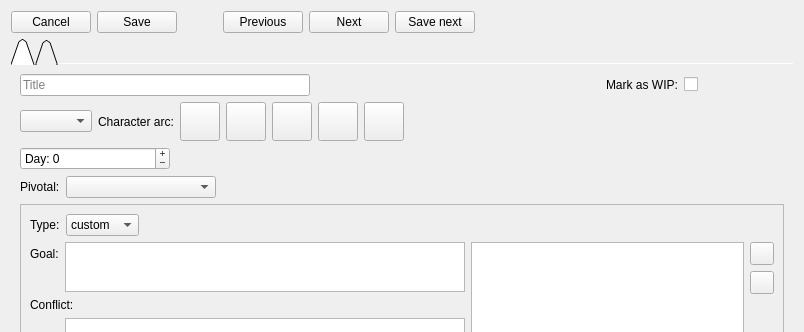
Before: the Qt Designer form ui/scene_editor.ui in zkovari/plotlyst, drawn with Qt 5; both pictures show x 0 to 804 and y 0 to 332 of the 804 by 678 pixel window.
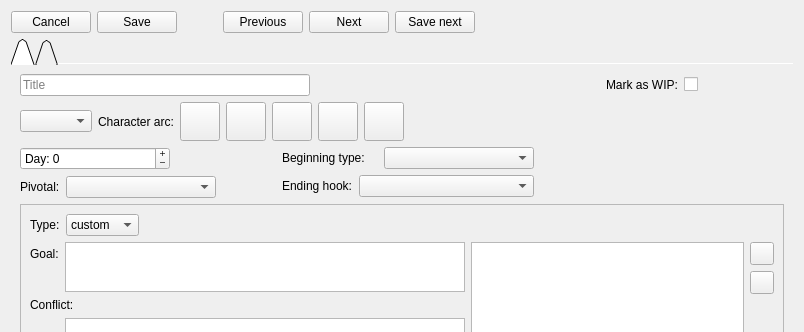
After: the same form once the commit is applied. Custom widgets are drawn as their Qt base class.

Commit message: Add scene beginning_type, ending_hook, and notes

The edit to the form file:
```diff
--- a/ui/scene_editor.ui
+++ b/ui/scene_editor.ui
@@ -121,7 +121,7 @@
       <attribute name="title">
        <string/>
       </attribute>
-      <layout class="QVBoxLayout" name="verticalLayout_2">
+      <layout class="QVBoxLayout" name="verticalLayout_6">
        <item>
         <layout class="QHBoxLayout" name="horizontalLayout_5">
          <item>
@@ -326,6 +326,10 @@
         </layout>
        </item>
        <item>
+        <layout class="QHBoxLayout" name="horizontalLayout_11">
+         <item>
+          <layout class="QVBoxLayout" name="verticalLayout_5">
+           <item>
         <widget class="QSpinBox" name="sbDay">
          <property name="minimumSize">
           <size>
@@ -431,6 +435,149 @@
            <property name="orientation">
             <enum>Qt::Horizontal</enum>
            </property>
+               <property name="sizeType">
+                <enum>QSizePolicy::Expanding</enum>
+               </property>
+               <property name="sizeHint" stdset="0">
+                <size>
+                 <width>60</width>
+                 <height>20</height>
+                </size>
+               </property>
+              </spacer>
+             </item>
+            </layout>
+           </item>
+          </layout>
+         </item>
+         <item>
+          <layout class="QVBoxLayout" name="verticalLayout_2">
+           <item>
+            <layout class="QHBoxLayout" name="horizontalLayout_10">
+             <item>
+              <widget class="QLabel" name="label_7">
+               <property name="text">
+                <string>Beginning type:</string>
+               </property>
+              </widget>
+             </item>
+             <item>
+              <widget class="QComboBox" name="cbBeginningType">
+               <property name="minimumSize">
+                <size>
+                 <width>150</width>
+                 <height>0</height>
+                </size>
+               </property>
+               <property name="maximumSize">
+                <size>
+                 <width>250</width>
+                 <height>16777215</height>
+                </size>
+               </property>
+               <item>
+                <property name="text">
+                 <string/>
+                </property>
+               </item>
+               <item>
+                <property name="text">
+                 <string>Action</string>
+                </property>
+               </item>
+               <item>
+                <property name="text">
+                 <string>Summary</string>
+                </property>
+               </item>
+               <item>
+                <property name="text">
+                 <string>Character's thoughts</string>
+                </property>
+               </item>
+               <item>
+                <property name="text">
+                 <string>Setting</string>
+                </property>
+               </item>
+               <item>
+                <property name="text">
+                 <string>Dialogue</string>
+                </property>
+               </item>
+              </widget>
+             </item>
+            </layout>
+           </item>
+           <item>
+            <layout class="QHBoxLayout" name="horizontalLayout_9">
+             <item>
+              <widget class="QLabel" name="label_6">
+               <property name="text">
+                <string>Ending hook:</string>
+               </property>
+              </widget>
+             </item>
+             <item>
+              <widget class="QComboBox" name="cbEndingHook">
+               <property name="minimumSize">
+                <size>
+                 <width>150</width>
+                 <height>0</height>
+                </size>
+               </property>
+               <property name="maximumSize">
+                <size>
+                 <width>250</width>
+                 <height>16777215</height>
+                </size>
+               </property>
+               <item>
+                <property name="text">
+                 <string/>
+                </property>
+               </item>
+               <item>
+                <property name="text">
+                 <string>Cliffhanger</string>
+                </property>
+               </item>
+               <item>
+                <property name="text">
+                 <string>Epiphany</string>
+                </property>
+               </item>
+               <item>
+                <property name="text">
+                 <string>Revelation</string>
+                </property>
+               </item>
+               <item>
+                <property name="text">
+                 <string>Emotional turmoil</string>
+                </property>
+               </item>
+               <item>
+                <property name="text">
+                 <string>Promise of more revelation</string>
+                </property>
+               </item>
+               <item>
+                <property name="text">
+                 <string>Plottwist</string>
+                </property>
+               </item>
+              </widget>
+             </item>
+            </layout>
+           </item>
+          </layout>
+         </item>
+         <item>
+          <spacer name="horizontalSpacer_8">
+           <property name="orientation">
+            <enum>Qt::Horizontal</enum>
+           </property>
            <property name="sizeHint" stdset="0">
             <size>
              <width>40</width>
```
Left out of the diff: 16 changed lines with no effect on the pictures. Lines whose indentation alone changed are shown as unchanged. The commit also changes 6 other files.
